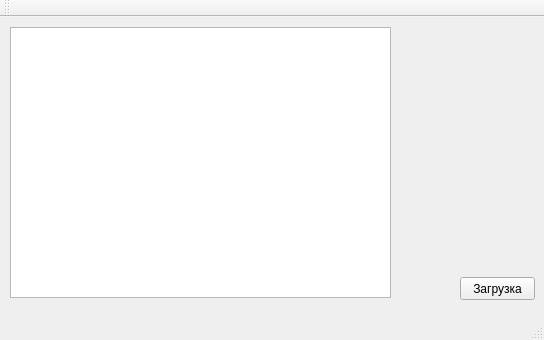
First picture: the form in mainwindow.ui, repository Dannyyyy/ComputerVision, before the edit.
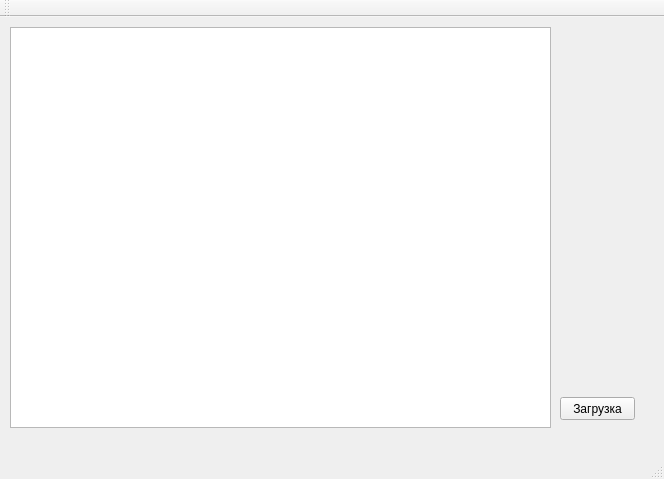
Second picture: the form after the edit.

```diff
--- a/mainwindow.ui
+++ b/mainwindow.ui
@@ -6,8 +6,8 @@
    <rect>
     <x>0</x>
     <y>0</y>
-    <width>544</width>
-    <height>340</height>
+    <width>664</width>
+    <height>479</height>
    </rect>
   </property>
   <property name="windowTitle">
@@ -17,8 +17,8 @@
    <widget class="QPushButton" name="pushButton">
     <property name="geometry">
      <rect>
-      <x>460</x>
-      <y>260</y>
+      <x>560</x>
+      <y>380</y>
       <width>75</width>
       <height>23</height>
      </rect>
@@ -32,8 +32,8 @@
      <rect>
       <x>10</x>
       <y>10</y>
-      <width>381</width>
-      <height>271</height>
+      <width>541</width>
+      <height>401</height>
      </rect>
     </property>
    </widget>
```
Left out of the diff: 2 changed lines with no effect on the pictures.
